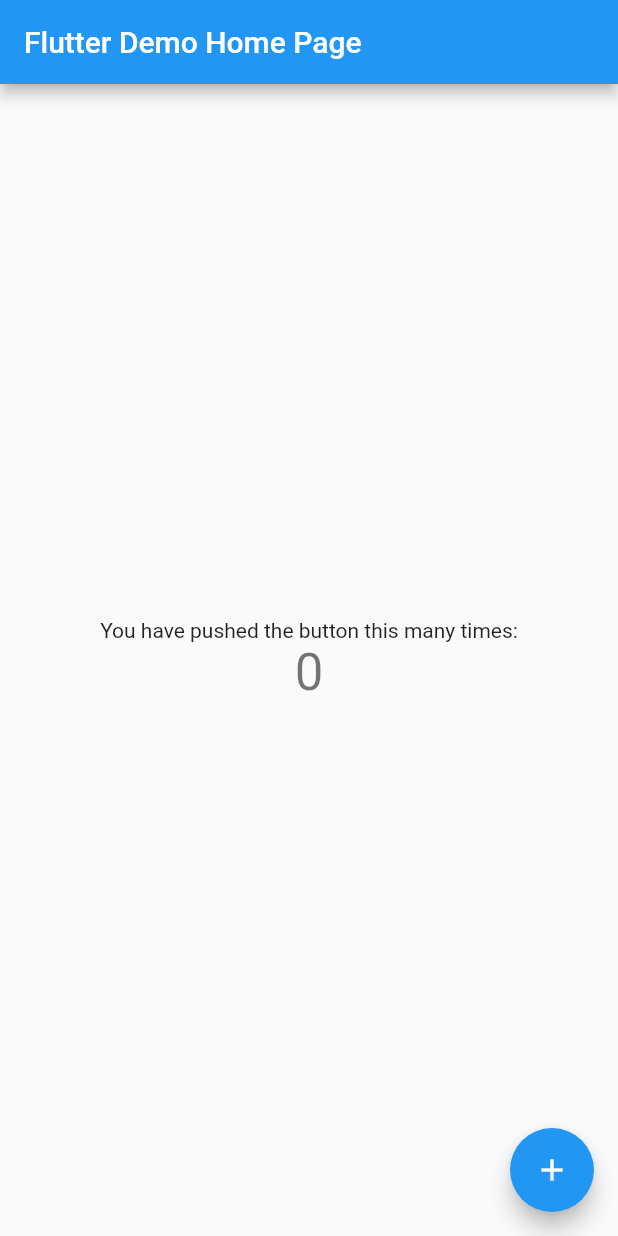
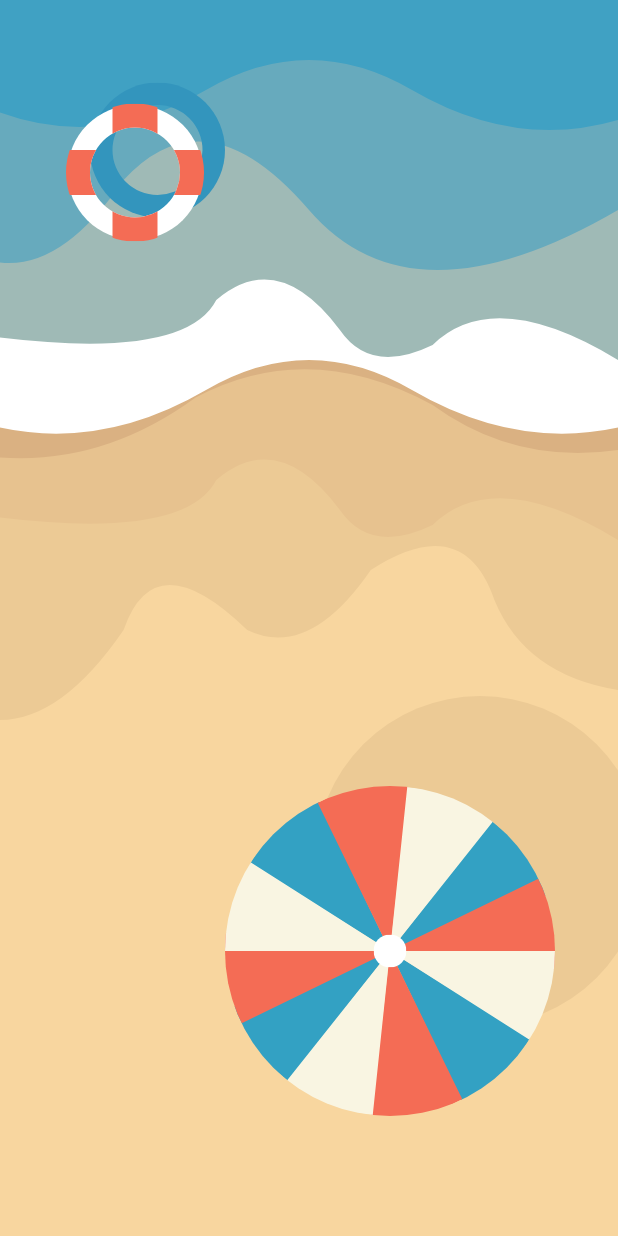
Before and after one commit to rcorbellini/FlutterPlayGroundPath, a Flutter app: the screen it shows after launch, on a phone screen of 412 x 824 dp. Run offline on Flutter 3.47's test engine with Material 2 defaults, Android fonts, the phone set to English and light mode, and no system bars.

Commit message:
feat: Beach Page

```diff
--- /dev/null
+++ b/lib/beach/beach_page.dart
@@ -0,0 +1,21 @@
+import 'package:flutter/material.dart';
+import 'package:flutterplaygroundpath/beach/objects_widget.dart';
+import 'package:flutterplaygroundpath/beach/sand_widget.dart';
+import 'package:flutterplaygroundpath/beach/waves_widget.dart';
+
+class BeachPage extends StatelessWidget {
+  @override
+  Widget build(BuildContext context) {
+    return Scaffold(
+      backgroundColor: Color(0xffF8D69F),
+      body: Stack(
+        children: [
+          Sand(),
+          Waves(),
+          Floater(),
+          Umbrella(),
+        ],
+      ),
+    );
+  }
+}
--- /dev/null
+++ b/lib/beach/objects_widget.dart
@@ -0,0 +1,224 @@
+import 'package:flutter/material.dart';
+
+class Floater extends StatelessWidget {
+  @override
+  Widget build(BuildContext context) {
+    final size = 220.0;
+    final righPosition = 42.0;
+    final bottomPosition = 80.0;
+    final smallCenterBallSize = size / 10;
+    return Stack(
+      children: [
+        Positioned(
+            right: righPosition - 60,
+            bottom: bottomPosition + 60,
+            child: ClipOval(
+              child: Container(
+                height: size,
+                width: size,
+                color: Color(0xffECCA95),
+              ),
+            )),
+        Positioned(
+          right: righPosition,
+          bottom: bottomPosition,
+          child: ClipOval(
+            child: RotationTransition(
+              turns: AlwaysStoppedAnimation(32 / 360),
+              child: CustomPaint(
+                size: Size(size, size),
+                painter: PathPainter(color: Color(0xff33A1C3)),
+              ),
+            ),
+          ),
+        ),
+        Positioned(
+          right: righPosition,
+          bottom: bottomPosition,
+          child: ClipOval(
+            child: RotationTransition(
+              turns: AlwaysStoppedAnimation(64 / 360),
+              child: CustomPaint(
+                size: Size(size, size),
+                painter: PathPainter(color: Color(0xffF46C55)),
+              ),
+            ),
+          ),
+        ),
+        Positioned(
+          right: righPosition,
+          bottom: bottomPosition,
+          child: ClipOval(
+            child: RotationTransition(
+              turns: AlwaysStoppedAnimation(128 / 360),
+              child: CustomPaint(
+                size: Size(size, size),
+                painter: PathPainter(color: Color(0xff33A1C3)),
+              ),
+            ),
+          ),
+        ),
+        Positioned(
+          right: righPosition,
+          bottom: bottomPosition,
+          child: ClipOval(
+            child: RotationTransition(
+              turns: AlwaysStoppedAnimation(154 / 360),
+              child: CustomPaint(
+                size: Size(size, size),
+                painter: PathPainter(color: Color(0xffF46C55)),
+              ),
+            ),
+          ),
+        ),
+        Positioned(
+          right: righPosition,
+          bottom: bottomPosition,
+          child: ClipOval(
+            child: RotationTransition(
+              turns: AlwaysStoppedAnimation(96 / 360),
+              child: CustomPaint(
+                size: Size(size, size),
+                painter: PathPainter(color: Color(0xffF9F5E2)),
+              ),
+            ),
+          ),
+        ),
+        Positioned(
+          right: righPosition,
+          bottom: bottomPosition,
+          child: ClipOval(
+            child: CustomPaint(
+              size: Size(size, size),
+              painter: PathPainter(color: Color(0xffF9F5E2)),
+            ),
+          ),
+        ),
+        Positioned(
+          right: righPosition + size / 2 - smallCenterBallSize / 2,
+          bottom: bottomPosition + size / 2 - smallCenterBallSize / 2,
+          child: ClipPath(
+            child: ClipOval(
+              child: Container(
+                height: smallCenterBallSize,
+                width: smallCenterBallSize,
+                color: Colors.white,
+              ),
+            ),
+          ),
+        ),
+      ],
+    );
+  }
+}
+
+class Umbrella extends StatelessWidget {
+  @override
+  Widget build(BuildContext context) {
+    final size = 90.0;
+    final leftPosition = 45.0;
+    final topPosition = 70.0;
+
+    return Stack(
+      children: [
+        Positioned(
+          left: leftPosition + 15,
+          top: topPosition - 15,
+          child: ClipOval(
+            child: ClipPath(
+              child: Container(
+                height: size,
+                width: size,
+                color: Color(0xff3395BD),
+              ),
+              clipper: InvertedClipper(),
+            ),
+          ),
+        ),
+        Positioned(
+          left: leftPosition,
+          top: topPosition,
+          child: ClipOval(
+            child: ClipPath(
+              child: Container(
+                height: size,
+                width: size,
+                color: Colors.white,
+              ),
+              clipper: InvertedClipper(),
+            ),
+          ),
+        ),
+        Positioned(
+          left: leftPosition - 1,
+          top: topPosition - 1,
+          child: ClipPath(
+            child: ClipOval(
+              child: ClipPath(
+                child: Container(
+                  height: size + 2,
+                  width: size + 2,
+                  color: Color(0xffF46C55),
+                ),
+                clipper: InvertedClipper(),
+              ),
+            ),
+            clipper: BoiaClip(),
+          ),
+        )
+      ],
+    );
+  }
+}
+
+class InvertedClipper extends CustomClipper<Path> {
+  @override
+  Path getClip(Size size) {
+    return Path()
+      ..addRect(Rect.fromLTWH(0, 0, size.width, size.height))
+      ..addOval(Rect.fromCircle(
+          center: Offset(size.width / 2, size.height / 2), radius: 30))
+      ..fillType = PathFillType.evenOdd;
+  }
+
+  @override
+  bool shouldReclip(CustomClipper<Path> oldClipper) => true;
+}
+
+class BoiaClip extends CustomClipper<Path> {
+  @override
+  Path getClip(Size size) {
+    return Path()
+      ..addRect(Rect.fromLTRB(
+          size.width / 2 - 15, 0, size.width / 2 + 15, size.height))
+      ..addRect(Rect.fromLTRB(
+          0, size.width / 2 - 15, size.height, size.width / 2 + 15));
+  }
+
+  @override
+  bool shouldReclip(CustomClipper<Path> oldClipper) => true;
+}
+
+class PathPainter extends CustomPainter {
+  final Color color;
+
+  PathPainter({required this.color});
+  @override
+  void paint(Canvas canvas, Size size) {
+    Paint paint = Paint()
+      ..color = this.color
+      ..style = PaintingStyle.fill
+      ..strokeWidth = 8.0;
+
+    Path path = Path()
+      ..moveTo(0, 40)
+      ..lineTo(size.width, size.height - 40)
+      ..lineTo(size.width, (size.height / 2))
+      ..lineTo(0, size.height / 2);
+
+    canvas.drawPath(path, paint);
+  }
+
+  @override
+  bool shouldRepaint(CustomPainter oldDelegate) => true;
+}
--- /dev/null
+++ b/lib/beach/sand_widget.dart
@@ -0,0 +1,100 @@
+import 'package:flutter/material.dart';
+
+class Sand extends StatelessWidget {
+  const Sand();
+
+  @override
+  Widget build(BuildContext context) {
+    return Stack(
+      children: [
+        ClipPath(
+          child: Container(
+            height: 480,
+            color: Color(0xffECCA95),
+          ),
+          clipper: Sand3(),
+        ),
+        ClipPath(
+          child: Container(
+            height: 360,
+            color: Color(0xffE7C28F),
+          ),
+          clipper: Sand2(),
+        ),
+        ClipPath(
+          child: Container(
+            height: 310,
+            color: Color(0xffDAB182),
+          ),
+          clipper: Sand1(),
+        )
+      ],
+    );
+  }
+}
+
+class Sand1 extends CustomClipper<Path> {
+  @override
+  Path getClip(Size size) {
+    final path = Path()
+      ..lineTo(0, size.height - 5)
+      ..quadraticBezierTo((size.width / 6) * 1, size.height,
+          (size.width / 6) * 1.9, size.height - 45)
+      ..quadraticBezierTo((size.width / 6) * 3, size.height - 85,
+          (size.width / 6) * 4.2, size.height - 40)
+      ..quadraticBezierTo((size.width / 6) * 5, size.height,
+          (size.width / 6) * 6, size.height - 10)
+      ..lineTo(size.width, 0);
+
+    return path;
+  }
+
+  @override
+  bool shouldReclip(covariant CustomClipper<Path> oldClipper) => false;
+}
+
+class Sand2 extends CustomClipper<Path> {
+  @override
+  Path getClip(Size size) {
+    final path = Path()
+      ..lineTo(0, size.height - 15)
+      ..quadraticBezierTo((size.width / 10) * 3, size.height,
+          (size.width / 10) * 3.5, size.height - 40)
+      ..quadraticBezierTo((size.width / 10) * 4.5, size.height - 75,
+          (size.width / 10) * 5.5, size.height - 20)
+      ..quadraticBezierTo((size.width / 10) * 6, size.height + 10,
+          (size.width / 10) * 7, size.height - 10)
+      ..quadraticBezierTo((size.width / 10) * 8, size.height - 50,
+          (size.width / 10) * 10, size.height)
+      ..lineTo(size.width, 0);
+
+    return path;
+  }
+
+  @override
+  bool shouldReclip(covariant CustomClipper<Path> oldClipper) => false;
+}
+
+class Sand3 extends CustomClipper<Path> {
+  @override
+  Path getClip(Size size) {
+    final path = Path()
+      ..lineTo(0, size.height)
+      ..quadraticBezierTo((size.width / 10) * 1, size.height,
+          (size.width / 10) * 2, size.height - 60)
+      ..quadraticBezierTo((size.width / 10) * 2.5, size.height - 120,
+          (size.width / 10) * 4, size.height - 60)
+      ..quadraticBezierTo((size.width / 10) * 5, size.height - 40,
+          (size.width / 10) * 6, size.height - 100)
+      ..quadraticBezierTo((size.width / 10) * 7.5, size.height - 140,
+          (size.width / 10) * 8, size.height - 80)
+      ..quadraticBezierTo((size.width / 10) * 8.5, size.height - 30,
+          (size.width / 10) * 10, size.height - 20)
+      ..lineTo(size.width, 0);
+
+    return path;
+  }
+
+  @override
+  bool shouldReclip(covariant CustomClipper<Path> oldClipper) => false;
+}
--- /dev/null
+++ b/lib/beach/waves_widget.dart
@@ -0,0 +1,121 @@
+import 'package:flutter/material.dart';
+
+class Waves extends StatelessWidget {
+  @override
+  Widget build(BuildContext context) {
+    return Stack(
+      children: [
+        ClipPath(
+          child: Container(
+            height: 300,
+            color: Colors.white,
+          ),
+          clipper: Wave4(),
+        ),
+        ClipPath(
+          child: Container(
+            height: 240,
+            color: Color(0xff9FBAB6),
+          ),
+          clipper: Wave3(),
+        ),
+        ClipPath(
+          child: Container(
+            height: 180,
+            color: Color(0xff67AABD),
+          ),
+          clipper: Wave2(),
+        ),
+        ClipPath(
+          child: Container(
+            height: 100,
+            color: Color(0xff40A1C3),
+          ),
+          clipper: Wave1(),
+        ),
+      ],
+    );
+  }
+}
+
+class Wave1 extends CustomClipper<Path> {
+  @override
+  Path getClip(Size size) {
+    final path = Path()
+      ..lineTo(0, size.height - 25)
+      ..quadraticBezierTo((size.width / 6) * 1, size.height,
+          (size.width / 6) * 2, size.height - 40)
+      ..quadraticBezierTo((size.width / 6) * 3, size.height - 80,
+          (size.width / 6) * 4, size.height - 40)
+      ..quadraticBezierTo((size.width / 6) * 5, size.height,
+          (size.width / 6) * 6, size.height - 20)
+      ..lineTo(size.width, 0);
+
+    return path;
+  }
+
+  @override
+  bool shouldReclip(covariant CustomClipper<Path> oldClipper) => false;
+}
+
+class Wave2 extends CustomClipper<Path> {
+  @override
+  Path getClip(Size size) {
+    final path = Path()
+      ..lineTo(0, size.height - 5)
+      ..quadraticBezierTo((size.width / 10) * 1, size.height,
+          (size.width / 10) * 2, size.height - 60)
+      ..quadraticBezierTo((size.width / 6) * 2, size.height - 120,
+          (size.width / 10) * 5, size.height - 40)
+      ..quadraticBezierTo((size.width / 6) * 4, size.height + 40,
+          (size.width / 10) * 10, size.height - 40)
+      ..lineTo(size.width, 0);
+
+    return path;
+  }
+
+  @override
+  bool shouldReclip(covariant CustomClipper<Path> oldClipper) => false;
+}
+
+class Wave3 extends CustomClipper<Path> {
+  @override
+  Path getClip(Size size) {
+    final path = Path()
+      ..lineTo(0, size.height - 15)
+      ..quadraticBezierTo((size.width / 10) * 3, size.height,
+          (size.width / 10) * 3.5, size.height - 40)
+      ..quadraticBezierTo((size.width / 10) * 4.5, size.height - 75,
+          (size.width / 10) * 5.5, size.height - 20)
+      ..quadraticBezierTo((size.width / 10) * 6, size.height + 10,
+          (size.width / 10) * 7, size.height - 10)
+      ..quadraticBezierTo((size.width / 10) * 8, size.height - 50,
+          (size.width / 10) * 10, size.height)
+      ..lineTo(size.width, 0);
+
+    return path;
+  }
+
+  @override
+  bool shouldReclip(covariant CustomClipper<Path> oldClipper) => false;
+}
+
+class Wave4 extends CustomClipper<Path> {
+  @override
+  Path getClip(Size size) {
+    final path = Path()
+      ..lineTo(0, size.height - 15)
+      ..quadraticBezierTo((size.width / 6) * 1, size.height,
+          (size.width / 6) * 2, size.height - 40)
+      ..quadraticBezierTo((size.width / 6) * 3, size.height - 80,
+          (size.width / 6) * 4, size.height - 40)
+      ..quadraticBezierTo((size.width / 6) * 5, size.height,
+          (size.width / 6) * 6, size.height - 15)
+      ..lineTo(size.width, 0);
+
+    return path;
+  }
+
+  @override
+  bool shouldReclip(covariant CustomClipper<Path> oldClipper) => false;
+}
--- a/lib/main.dart
+++ b/lib/main.dart
@@ -1,113 +1,19 @@
 import 'package:flutter/material.dart';
+import 'package:flutterplaygroundpath/beach/beach_page.dart';
 
 void main() {
   runApp(MyApp());
 }
 
 class MyApp extends StatelessWidget {
-  // This widget is the root of your application.
   @override
   Widget build(BuildContext context) {
     return MaterialApp(
       title: 'Flutter Demo',
       theme: ThemeData(
-        // This is the theme of your application.
-        //
-        // Try running your application with "flutter run". You'll see the
-        // application has a blue toolbar. Then, without quitting the app, try
-        // changing the primarySwatch below to Colors.green and then invoke
-        // "hot reload" (press "r" in the console where you ran "flutter run",
-        // or simply save your changes to "hot reload" in a Flutter IDE).
-        // Notice that the counter didn't reset back to zero; the application
-        // is not restarted.
         primarySwatch: Colors.blue,
       ),
-      home: MyHomePage(title: 'Flutter Demo Home Page'),
+      home: BeachPage(),
     );
   }
 }
-
-class MyHomePage extends StatefulWidget {
-  MyHomePage({Key key, this.title}) : super(key: key);
-
-  // This widget is the home page of your application. It is stateful, meaning
-  // that it has a State object (defined below) that contains fields that affect
-  // how it looks.
-
-  // This class is the configuration for the state. It holds the values (in this
-  // case the title) provided by the parent (in this case the App widget) and
-  // used by the build method of the State. Fields in a Widget subclass are
-  // always marked "final".
-
-  final String title;
-
-  @override
-  _MyHomePageState createState() => _MyHomePageState();
-}
-
-class _MyHomePageState extends State<MyHomePage> {
-  int _counter = 0;
-
-  void _incrementCounter() {
-    setState(() {
-      // This call to setState tells the Flutter framework that something has
-      // changed in this State, which causes it to rerun the build method below
-      // so that the display can reflect the updated values. If we changed
-      // _counter without calling setState(), then the build method would not be
-      // called again, and so nothing would appear to happen.
-      _counter++;
-    });
-  }
-
-  @override
-  Widget build(BuildContext context) {
-    // This method is rerun every time setState is called, for instance as done
-    // by the _incrementCounter method above.
-    //
-    // The Flutter framework has been optimized to make rerunning build methods
-    // fast, so that you can just rebuild anything that needs updating rather
-    // than having to individually change instances of widgets.
-    return Scaffold(
-      appBar: AppBar(
-        // Here we take the value from the MyHomePage object that was created by
-        // the App.build method, and use it to set our appbar title.
-        title: Text(widget.title),
-      ),
-      body: Center(
-        // Center is a layout widget. It takes a single child and positions it
-        // in the middle of the parent.
-        child: Column(
-          // Column is also a layout widget. It takes a list of children and
-          // arranges them vertically. By default, it sizes itself to fit its
-          // children horizontally, and tries to be as tall as its parent.
-          //
-          // Invoke "debug painting" (press "p" in the console, choose the
-          // "Toggle Debug Paint" action from the Flutter Inspector in Android
-          // Studio, or the "Toggle Debug Paint" command in Visual Studio Code)
-          // to see the wireframe for each widget.
-          //
-          // Column has various properties to control how it sizes itself and
-          // how it positions its children. Here we use mainAxisAlignment to
-          // center the children vertically; the main axis here is the vertical
-          // axis because Columns are vertical (the cross axis would be
-          // horizontal).
-          mainAxisAlignment: MainAxisAlignment.center,
-          children: <Widget>[
-            Text(
-              'You have pushed the button this many times:',
-            ),
-            Text(
-              '$_counter',
-              style: Theme.of(context).textTheme.headline4,
-            ),
-          ],
-        ),
-      ),
-      floatingActionButton: FloatingActionButton(
-        onPressed: _incrementCounter,
-        tooltip: 'Increment',
-        child: Icon(Icons.add),
-      ), // This trailing comma makes auto-formatting nicer for build methods.
-    );
-  }
-}
--- a/pubspec.yaml
+++ b/pubspec.yaml
@@ -18,7 +18,7 @@
 version: 1.0.0+1
 
 environment:
-  sdk: ">=2.7.0 <3.0.0"
+  sdk: ">=2.12.0 <3.0.0"
 
 dependencies:
   flutter:
```
Also changed, not shown: pubspec.lock.
